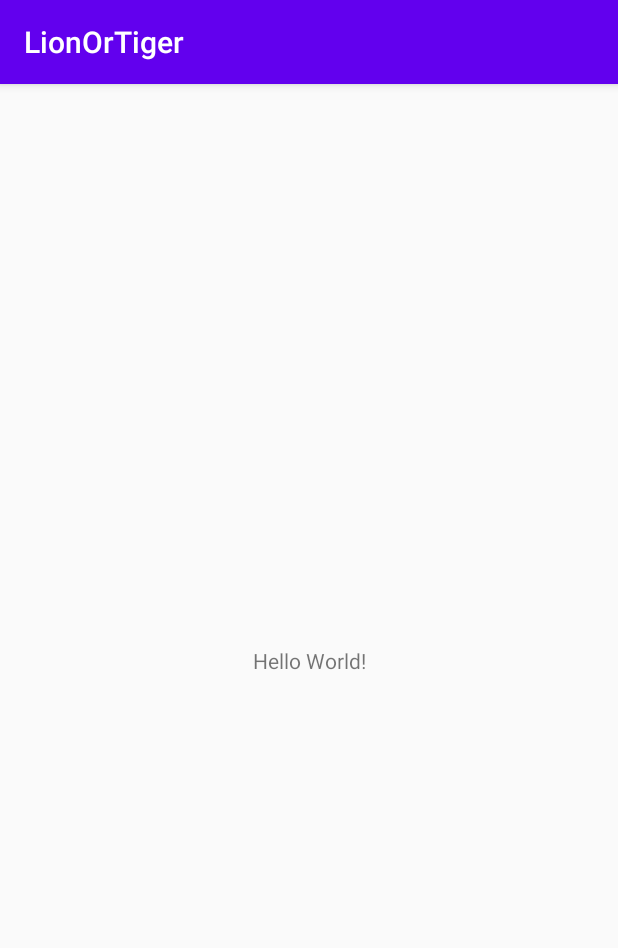
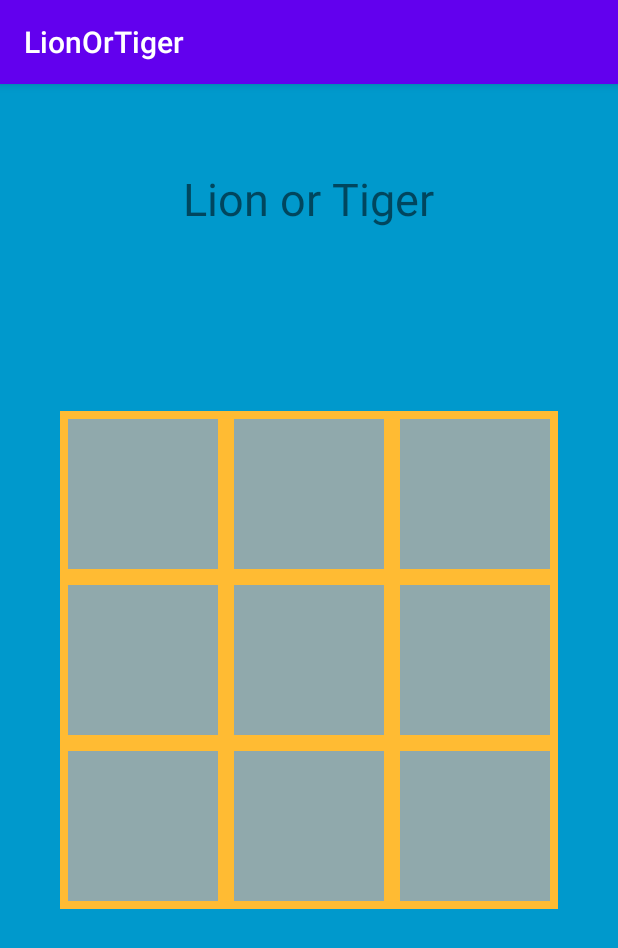
Before and after one commit to shreemantrau/LionOrTiger, an Android app: the screen it shows after launch (MainActivity), on a phone screen of 412 x 824 dp. Shown: the top 948 px of the screen. Run offline under Robolectric (Android 15) with nearby library versions, the phone set to English and light mode, and no system bars.

Commit message:
onClick functionality added

```diff
--- a/app/build.gradle
+++ b/app/build.gradle
@@ -31,4 +31,5 @@ dependencies {
     testImplementation 'junit:junit:4.12'
     androidTestImplementation 'androidx.test.ext:junit:1.1.1'
     androidTestImplementation 'androidx.test.espresso:espresso-core:3.2.0'
+    implementation 'androidx.gridlayout:gridlayout:1.0.0'
 }
--- a/app/src/main/java/com/example/lionortiger/MainActivity.java
+++ b/app/src/main/java/com/example/lionortiger/MainActivity.java
@@ -3,6 +3,9 @@ package com.example.lionortiger;
 import androidx.appcompat.app.AppCompatActivity;
 
 import android.os.Bundle;
+import android.util.Log;
+import android.view.View;
+import android.widget.ImageView;
 
 public class MainActivity extends AppCompatActivity {
 
@@ -11,4 +14,10 @@ public class MainActivity extends AppCompatActivity {
         super.onCreate(savedInstanceState);
         setContentView(R.layout.activity_main);
     }
+    public void imageViewIsClicked(View tappedImage){
+        ImageView img=(ImageView) tappedImage;
+        img.setTranslationX(-2000);
+        img.setImageResource(R.drawable.lion);
+        img.animate().translationXBy(2000).rotation(3600).setDuration(2000);
+    }
 }
--- a/app/src/main/res/layout/activity_main.xml
+++ b/app/src/main/res/layout/activity_main.xml
@@ -4,15 +4,147 @@
     xmlns:tools="http://schemas.android.com/tools"
     android:layout_width="match_parent"
     android:layout_height="match_parent"
+    android:background="@android:color/holo_blue_dark"
     tools:context=".MainActivity">
 
-    <TextView
+    <androidx.gridlayout.widget.GridLayout
         android:layout_width="wrap_content"
         android:layout_height="wrap_content"
-        android:text="Hello World!"
+        android:layout_marginStart="8dp"
+        android:layout_marginLeft="8dp"
+        android:layout_marginTop="8dp"
+        android:layout_marginEnd="8dp"
+        android:layout_marginRight="8dp"
+        android:layout_marginBottom="8dp"
+        android:background="@android:color/holo_orange_light"
+        app:columnCount="3"
         app:layout_constraintBottom_toBottomOf="parent"
-        app:layout_constraintLeft_toLeftOf="parent"
-        app:layout_constraintRight_toRightOf="parent"
+        app:layout_constraintEnd_toEndOf="parent"
+        app:layout_constraintStart_toStartOf="parent"
+        app:layout_constraintTop_toTopOf="parent">
+
+        <ImageView
+            android:id="@+id/imageView8"
+            android:layout_width="100dp"
+            android:layout_height="100dp"
+            android:layout_margin="5dp"
+            android:background="#90A9AC"
+            android:onClick="imageViewIsClicked"
+            app:layout_column="0"
+            app:layout_row="1"
+
+            tools:layout_editor_absoluteX="-30dp"
+            tools:layout_editor_absoluteY="153dp" />
+
+        <ImageView
+            android:id="@+id/imageView9"
+            android:layout_width="100dp"
+            android:layout_height="100dp"
+            android:layout_margin="5dp"
+            android:background="#90A9AC"
+            android:onClick="imageViewIsClicked"
+            app:layout_column="2"
+            app:layout_row="1"
+
+            tools:layout_editor_absoluteX="-30dp"
+            tools:layout_editor_absoluteY="153dp" />
+
+        <ImageView
+            android:id="@+id/imageView11"
+            android:layout_width="100dp"
+            android:layout_height="100dp"
+            android:layout_margin="5dp"
+            android:background="#90A9AC"
+            android:onClick="imageViewIsClicked"
+            app:layout_column="0"
+            app:layout_row="2"
+
+            tools:layout_editor_absoluteX="-30dp"
+            tools:layout_editor_absoluteY="153dp" />
+
+        <ImageView
+            android:id="@+id/imageView12"
+            android:layout_width="100dp"
+            android:layout_height="100dp"
+            android:layout_margin="5dp"
+            android:background="#90A9AC"
+            android:onClick="imageViewIsClicked"
+            app:layout_column="1"
+            app:layout_row="2"
+
+            tools:layout_editor_absoluteX="-30dp"
+            tools:layout_editor_absoluteY="153dp" />
+
+        <ImageView
+            android:id="@+id/imageView13"
+            android:layout_width="100dp"
+            android:layout_height="100dp"
+            android:layout_margin="5dp"
+            android:background="#90A9AC"
+            android:onClick="imageViewIsClicked"
+            app:layout_column="2"
+            app:layout_row="2"
+
+            tools:layout_editor_absoluteX="-30dp"
+            tools:layout_editor_absoluteY="153dp" />
+
+        <ImageView
+            android:id="@+id/imageView10"
+            android:layout_width="100dp"
+            android:layout_height="100dp"
+            android:layout_margin="5dp"
+            android:background="#90A9AC"
+            android:onClick="imageViewIsClicked"
+            app:layout_column="1"
+            app:layout_row="1"
+
+            tools:layout_editor_absoluteX="-30dp"
+            tools:layout_editor_absoluteY="153dp" />
+
+        <ImageView
+            android:id="@+id/imageView5"
+            android:layout_width="100dp"
+            android:layout_height="100dp"
+            android:layout_margin="5dp"
+            android:background="#90A9AC"
+            android:onClick="imageViewIsClicked"
+            app:layout_column="1"
+            app:layout_row="0"
+             />
+
+        <ImageView
+            android:id="@+id/imageView6"
+            android:layout_width="100dp"
+            android:layout_height="100dp"
+            android:layout_margin="5dp"
+            android:background="#90A9AC"
+            android:onClick="imageViewIsClicked"
+            app:layout_column="2"
+            app:layout_row="0"
+             />
+
+        <ImageView
+            android:id="@+id/imageView"
+            android:layout_width="100dp"
+            android:layout_height="100dp"
+            android:layout_margin="5dp"
+            android:background="#90A9AC"
+            android:onClick="imageViewIsClicked"
+            app:layout_column="0"
+            app:layout_row="0"
+             />
+
+    </androidx.gridlayout.widget.GridLayout>
+
+    <TextView
+        android:id="@+id/textView"
+        android:layout_width="wrap_content"
+        android:layout_height="wrap_content"
+        android:layout_marginTop="56dp"
+        android:text="Lion or Tiger"
+        android:textSize="30sp"
+        app:layout_constraintEnd_toEndOf="parent"
+        app:layout_constraintHorizontal_bias="0.498"
+        app:layout_constraintStart_toStartOf="parent"
         app:layout_constraintTop_toTopOf="parent" />
-
 </androidx.constraintlayout.widget.ConstraintLayout>
```
